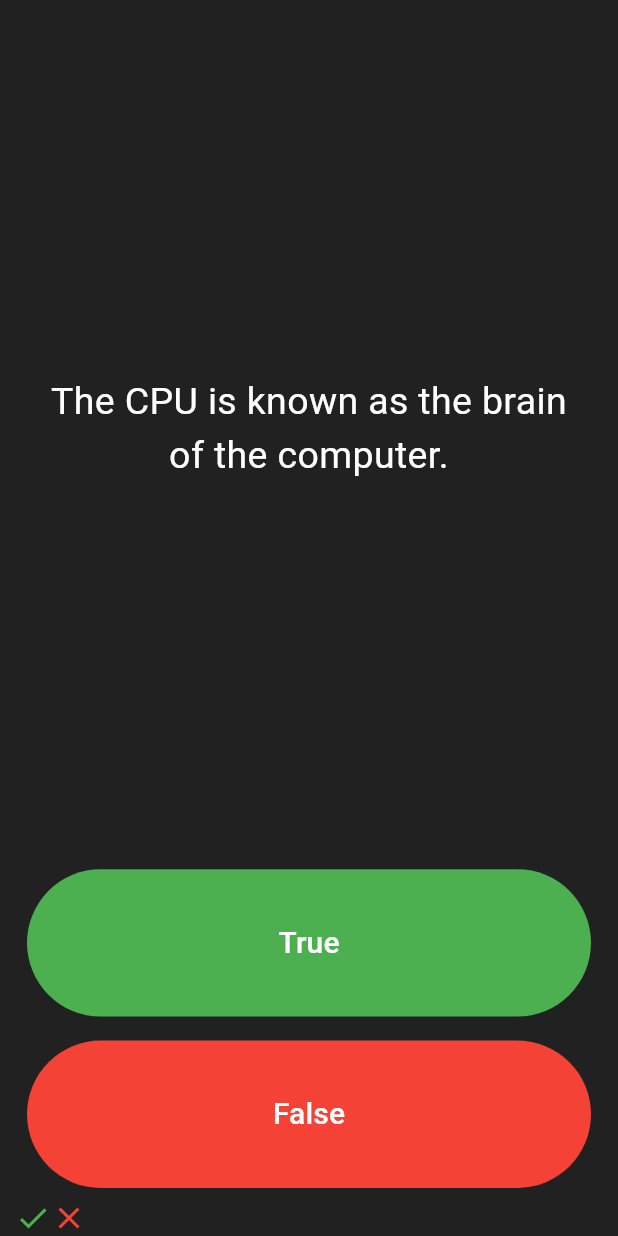
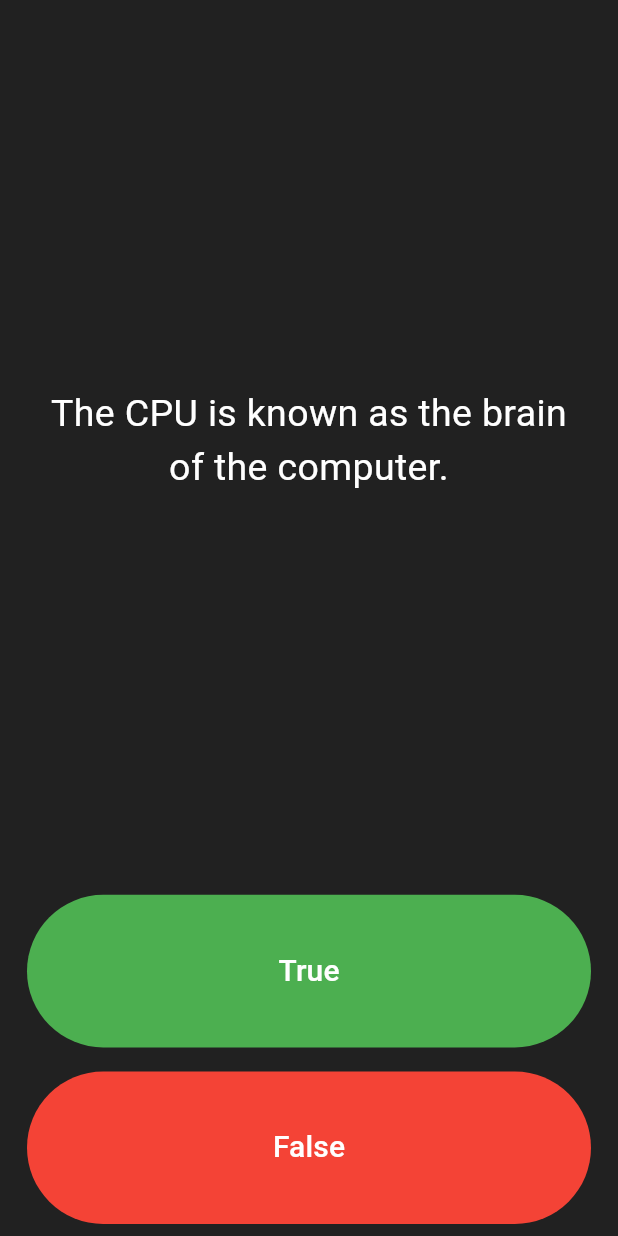
Before and after one commit to Amal-AM4/Quizzy, a Flutter app: the screen it shows after launch, on a phone screen of 412 x 824 dp. Run offline on Flutter 3.47's test engine with Material 3 defaults, Android fonts, the phone set to English and light mode, and no system bars.

Commit message:
comment the icon code

```diff
--- a/lib/main.dart
+++ b/lib/main.dart
@@ -33,8 +33,8 @@ class QuizPage extends StatefulWidget {
 
 class _QuizPageState extends State<QuizPage> {
   List<Icon> scoreKeeper = [
-    Icon(Icons.done, color: Colors.green),
-    Icon(Icons.clear, color: Colors.red),
+    // Icon(Icons.done, color: Colors.green),
+    // Icon(Icons.clear, color: Colors.red),
   ];
 
   @override
```
